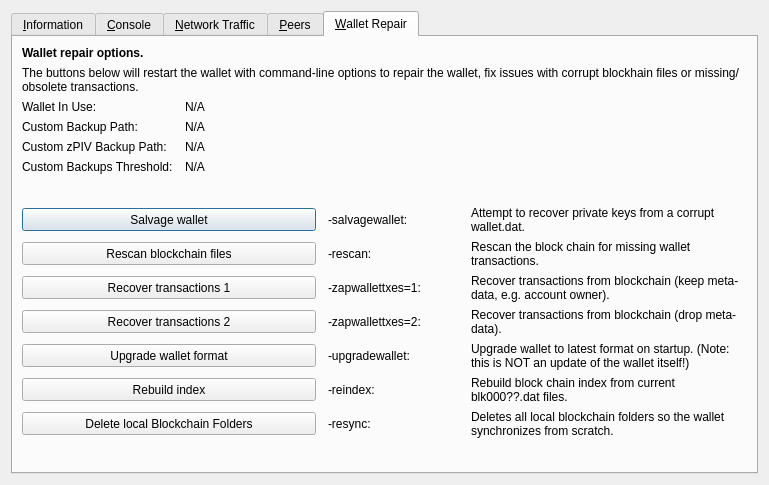
Qt form src/qt/forms/rpcconsole.ui (CryptoCashBack-Hub/smrtc) before a commit.
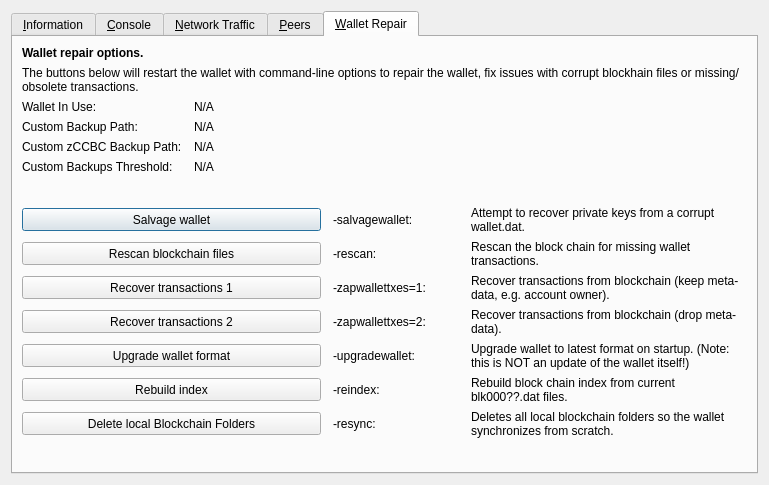
The same form after that commit. The open tabs and pages were chosen to show the change. Icons and pictures are not drawn. Custom widgets are drawn as their Qt base class.

The edit to the form file:
```diff
--- a/src/qt/forms/rpcconsole.ui
+++ b/src/qt/forms/rpcconsole.ui
@@ -1328,7 +1328,7 @@
        <item row="4" column="0">
         <widget class="QLabel" name="wallet_customzpivbackuppath_label">
          <property name="text">
-          <string>Custom zPIV Backup Path:</string>
+          <string>Custom zCCBC Backup Path:</string>
          </property>
          <property name="visible">
           <bool>false</bool>
```
Left out of the diff: 4 changed lines with no effect on the pictures.
